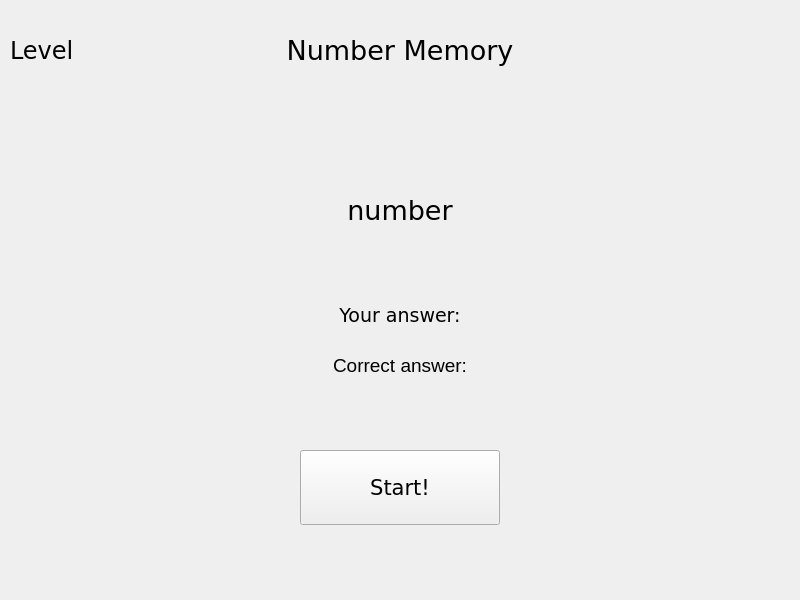
Old version of the form Memory_Game/NumberMem.ui in the repository lrchva/Memory_Game.
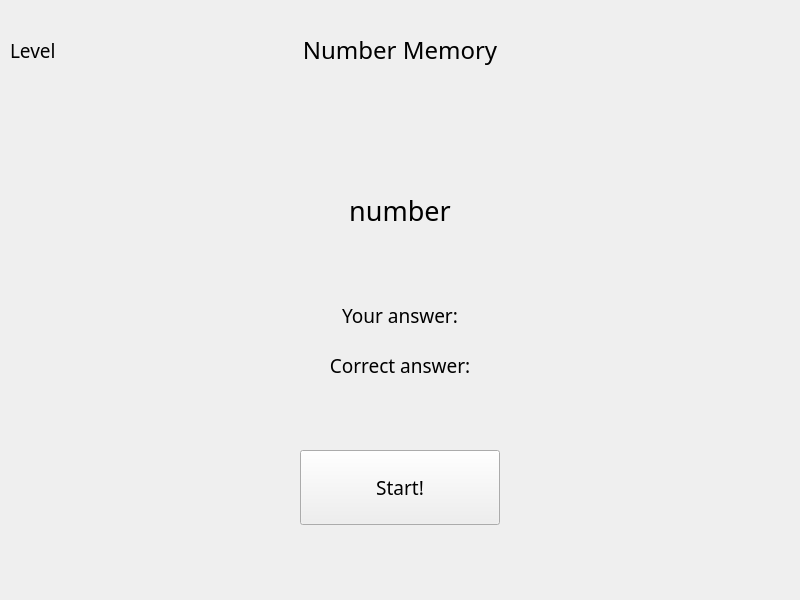
New version of the form.

The edit to the form file:
```diff
--- a/Memory_Game/NumberMem.ui
+++ b/Memory_Game/NumberMem.ui
@@ -48,8 +48,8 @@
    </property>
    <property name="font">
     <font>
-     <family>Verdana</family>
-     <pointsize>16</pointsize>
+     <family>Franklin Gothic Demi Cond</family>
+     <pointsize>14</pointsize>
     </font>
    </property>
    <property name="text">
@@ -79,8 +79,9 @@
    </property>
    <property name="font">
     <font>
-     <family>Verdana</family>
-     <pointsize>20</pointsize>
+     <family>Franklin Gothic Demi Cond</family>
+     <pointsize>18</pointsize>
+     <bold>false</bold>
     </font>
    </property>
    <property name="text">
@@ -113,7 +114,7 @@
    </property>
    <property name="font">
     <font>
-     <family>Verdana</family>
+     <family>Franklin Gothic Medium</family>
      <pointsize>20</pointsize>
     </font>
    </property>
@@ -147,8 +148,8 @@
    </property>
    <property name="font">
     <font>
-     <family>Verdana</family>
-     <pointsize>18</pointsize>
+     <family>Franklin Gothic Demi</family>
+     <pointsize>14</pointsize>
     </font>
    </property>
    <property name="text">
@@ -178,7 +179,7 @@
    </property>
    <property name="font">
     <font>
-     <family>Verdana</family>
+     <family>Franklin Gothic Book</family>
      <pointsize>14</pointsize>
     </font>
    </property>
@@ -212,6 +213,7 @@
    </property>
    <property name="font">
     <font>
+     <family>Franklin Gothic Book</family>
      <pointsize>14</pointsize>
     </font>
    </property>
```
